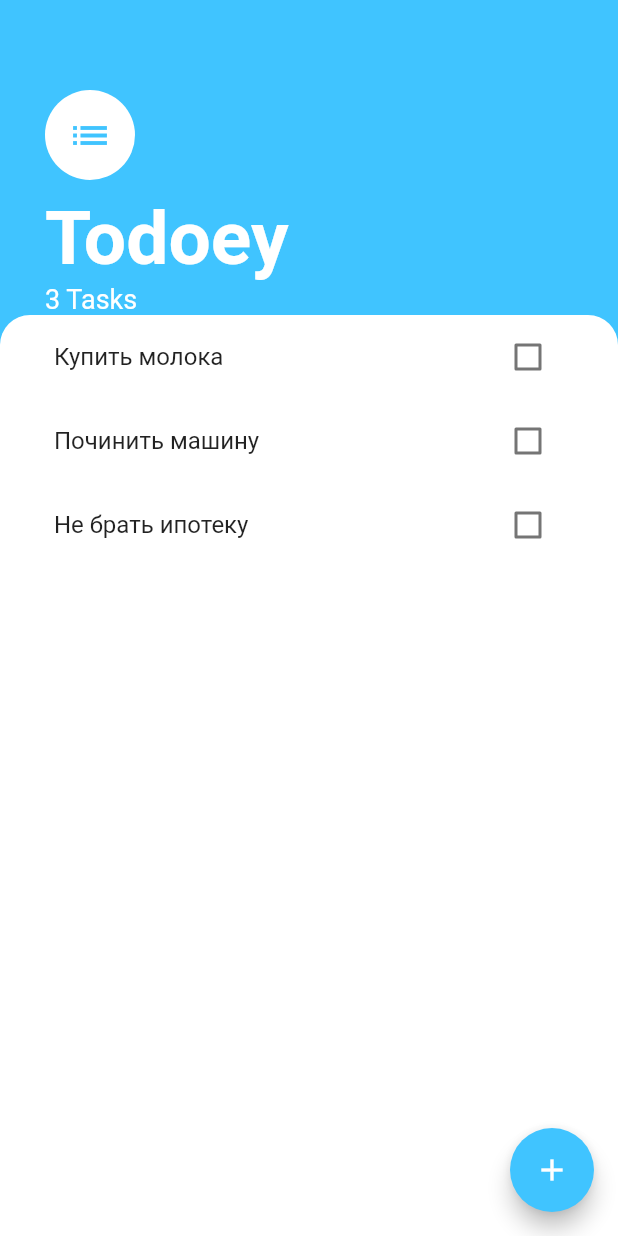
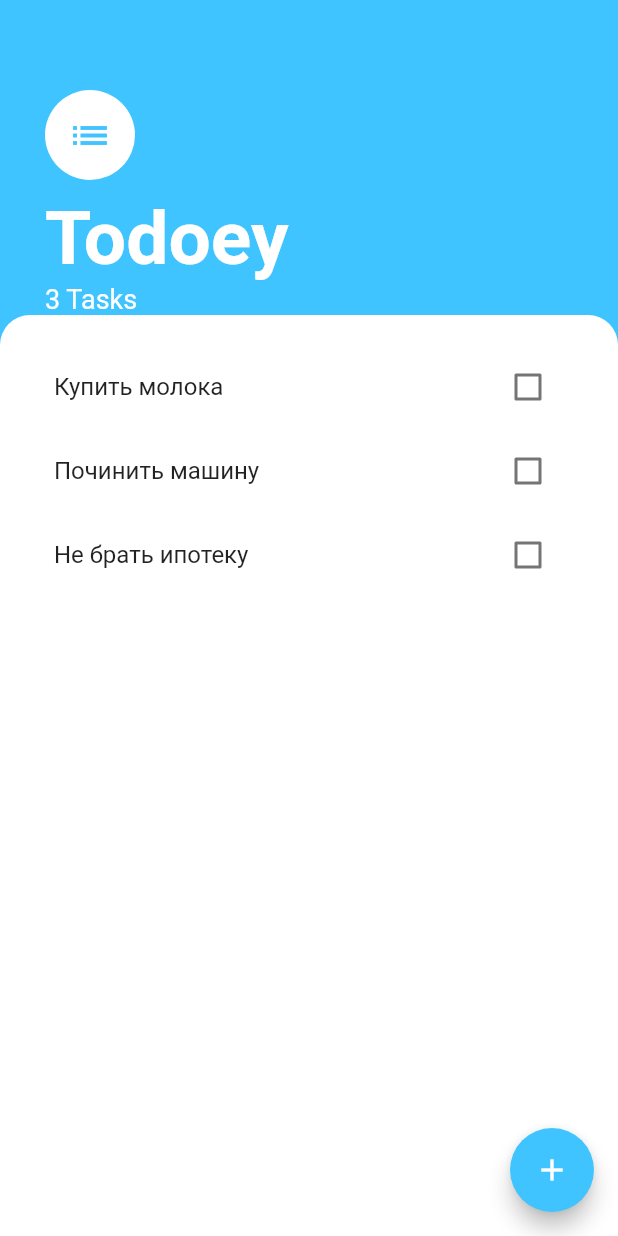
Before and after one commit to kurbatxx/todo_flutter_provider, a Flutter app: the screen it shows after launch, on a phone screen of 412 x 824 dp. Run offline on Flutter 3.47's test engine with Material 2 defaults, Android fonts, the phone set to English and light mode, and no system bars.

Commit message:
UI fixes

```diff
--- a/lib/screens/tasks_screen.dart
+++ b/lib/screens/tasks_screen.dart
@@ -79,7 +79,7 @@ class _TasksScreenState extends State<TasksScreen> {
           ),
           Expanded(
             child: Container(
-              padding: const EdgeInsets.symmetric(horizontal: 20.0),
+              padding: const EdgeInsets.only(top: 20.0),
               decoration: const BoxDecoration(
                 color: Colors.white,
                 borderRadius: BorderRadius.only(
--- a/lib/widgets/tasks_list.dart
+++ b/lib/widgets/tasks_list.dart
@@ -15,7 +15,9 @@ class TasksList extends StatelessWidget {
         return ListView.builder(
           itemBuilder: (context, index) {
             final task = taskData.tasks[index];
-            return TaskTile(
+            return Padding(
+              padding: const EdgeInsets.symmetric(horizontal: 20.0),
+              child: TaskTile(
                 isChecked: task.isDone,
                 taskTitle: task.name!,
                 checkboxCallback: (bool? checkboxState) {
@@ -24,6 +26,7 @@ class TasksList extends StatelessWidget {
                 longPressCallback: () {
                   taskData.deleteTask(task);
                 },
+              ),
             );
           },
           itemCount: taskData.taskCount,
```
Lines whose indentation alone changed are shown as unchanged.
